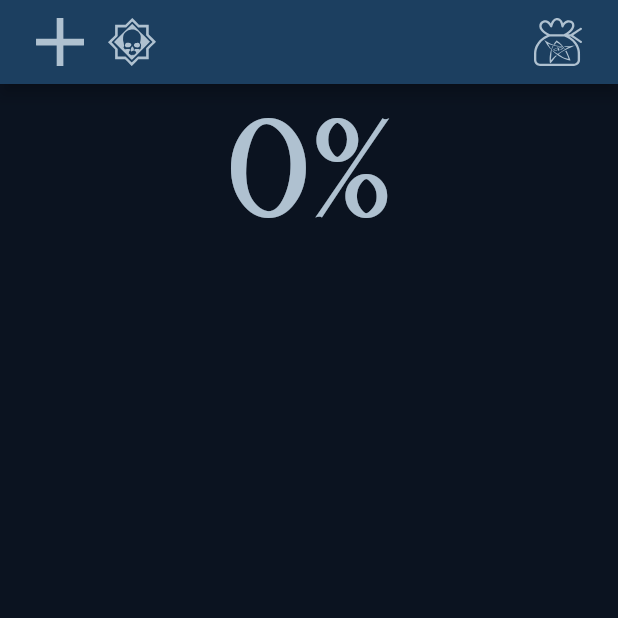
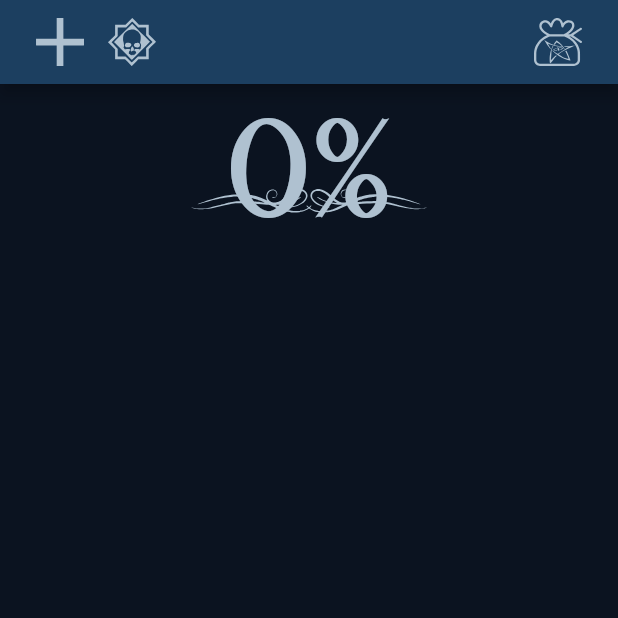
Before and after one commit to wnyyyy/arkham-horror-lcg-calculator, a Flutter app: the screen it shows after launch, on a phone screen of 412 x 824 dp, the top half of it. Run offline on Flutter 3.47's test engine with Material 2 defaults, Android fonts, the phone set to English and light mode, and no system bars; our stand-ins replace flutter_svg.

Commit message:
Refactor code

```diff
--- a/lib/presentation/pages/calculator_page.dart
+++ b/lib/presentation/pages/calculator_page.dart
@@ -1,6 +1,6 @@
-import 'package:arkham_horror_lcg_calculator/presentation/components/app_icons.dart';
-import 'package:arkham_horror_lcg_calculator/presentation/components/app_images.dart';
-import 'package:arkham_horror_lcg_calculator/presentation/components/app_ui.dart';
+import 'package:arkham_horror_lcg_calculator/presentation/components/assets/app_icons.dart';
+import 'package:arkham_horror_lcg_calculator/presentation/components/assets/app_images.dart';
+import 'package:arkham_horror_lcg_calculator/presentation/components/assets/app_ui.dart';
 import 'package:flutter/material.dart';
 
 class CalculatorPage extends StatefulWidget {
@@ -45,6 +45,7 @@ class _CalculatorPageState extends State<CalculatorPage> {
                   style: TextStyle(fontSize: 96.0),
                 ),
               ),
+              Expanded(child: AppUI.divider),
               Expanded(child: SizedBox())
             ],
           )),
```
Also changed, not shown: lib/presentation/components/assets/app_icons.dart (renamed from lib/presentation/components/app_icons.dart), lib/presentation/components/assets/app_images.dart (renamed from lib/presentation/components/app_images.dart), lib/presentation/components/assets/app_ui.dart (renamed from lib/presentation/components/app_ui.dart).
